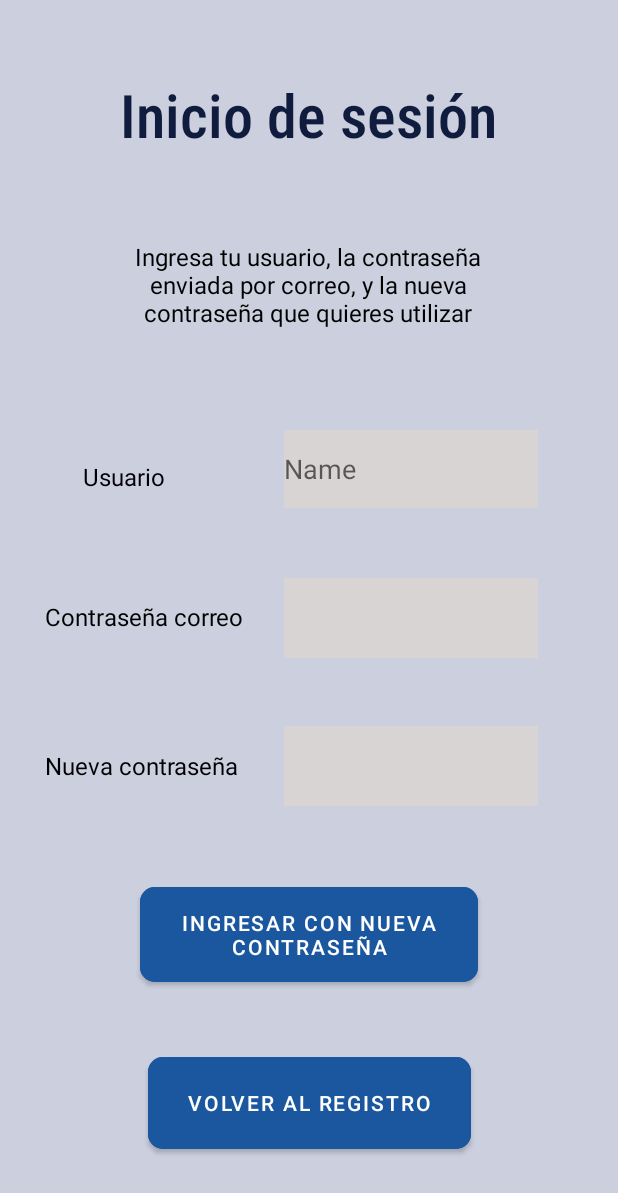
After one commit to AegisFat3/MySplash, an Android app: the login_activity2 screen opened directly, with no data from a screen before it, on a phone screen of 412 x 824 dp. The commit adds this screen. Shown: the top 1193 px of the screen. Run offline under Robolectric (Android 15) with nearby library versions, the phone set to English and light mode, and no system bars; our stand-ins replace Volley.

Commit message:
Atudame dios

```diff
--- a/app/src/main/AndroidManifest.xml
+++ b/app/src/main/AndroidManifest.xml
@@ -4,6 +4,7 @@
     package="com.example.mysplash">
 
     <uses-permission android:name="android.permission.INTERNET" />
+    <uses-permission android:name="android.permission.CAMERA" />
 
     <application
         android:allowBackup="true"
@@ -15,6 +16,9 @@
         android:supportsRtl="true"
         android:theme="@style/Theme.MySplash"
         tools:targetApi="31">
+        <activity
+            android:name=".login_activity2"
+            android:exported="false" />
         <activity
             android:name=".Api"
             android:exported="false" />
--- a/app/src/main/java/com/example/mysplash/json/MyData.java
+++ b/app/src/main/java/com/example/mysplash/json/MyData.java
@@ -4,6 +4,10 @@ import java.io.Serializable;
 
 public class MyData implements Serializable {
     private String contra;
+
+    public MyData() {
+
+    }
 
     public int getId_contra() {
         return id_contra;
@@ -42,4 +46,6 @@ public class MyData implements Serializable {
         this.id_usr = id_usr;
     }
 
+
+
 }
--- /dev/null
+++ b/app/src/main/java/com/example/mysplash/login_activity2.java
@@ -0,0 +1,131 @@
+package com.example.mysplash;
+
+import androidx.appcompat.app.AppCompatActivity;
+
+import android.content.Intent;
+import android.os.Bundle;
+import android.util.Log;
+import android.view.View;
+import android.widget.Button;
+import android.widget.EditText;
+import android.widget.Toast;
+import com.android.volley.Request;
+import com.android.volley.RequestQueue;
+import com.android.volley.Response;
+import com.android.volley.VolleyError;
+import com.android.volley.toolbox.JsonObjectRequest;
+import com.android.volley.toolbox.Volley;
+import com.example.mysplash.Service.DbUsuarios;
+import com.example.mysplash.des.MyDesUtil;
+import com.example.mysplash.json.MyInfo;
+import com.google.gson.Gson;
+import com.google.gson.reflect.TypeToken;
+import org.json.JSONException;
+import org.json.JSONObject;
+import java.io.File;
+import java.io.FileInputStream;
+import java.io.FileNotFoundException;
+import java.io.IOException;
+import java.lang.reflect.Type;
+import java.util.ArrayList;
+import java.util.List;
+import android.text.TextUtils;
+import android.content.Intent;
+import android.os.Bundle;
+import android.view.View;
+import android.widget.Button;
+import android.widget.EditText;
+import android.widget.TextView;
+import android.widget.Toast;
+
+import androidx.appcompat.app.AppCompatActivity;
+
+import com.example.mysplash.Service.DbUsuarios;
+import com.example.mysplash.des.MyDesUtil;
+import com.example.mysplash.json.MyInfo;
+
+import java.util.List;
+
+public class login_activity2 extends AppCompatActivity {
+    public static final String KEY = "+4xij6jQRSBdCymMxweza/uMYo+o0EUg";
+    private String testClaro = "Hola mundo";
+    private String testDesCifrado;
+    public String correo;
+    public String mensaje;
+    public static List<MyInfo> list;
+    public static String TAG = "mensaje";
+    public static String TOG = "error";
+    public static String json = null;
+    public static String usr,pswd,pswd2;
+    private Button button1, button2, button3;
+    private DbUsuarios dbUsuarios;
+    public MyDesUtil myDesUtil= new MyDesUtil().addStringKeyBase64(KEY);
+
+    @Override
+    protected void onCreate(Bundle savedInstanceState) {
+        super.onCreate(savedInstanceState);
+        setContentView(R.layout.activity_login2);
+        button2 = findViewById(R.id.registroid);
+        button1 = findViewById(R.id.accesarid);
+        EditText txtnewpass = findViewById(R.id.newPass);
+        EditText usuario2 = findViewById(R.id.userNameid);
+        EditText pswds = findViewById(R.id.editTextTextPassword);
+
+        dbUsuarios = new DbUsuarios(login_activity2.this);
+
+
+        button2.setOnClickListener(new View.OnClickListener() {
+            @Override
+            public void onClick(View view) {
+                Intent intent = new Intent(login_activity2.this, registro.class);
+                startActivity(intent);
+            }
+        });
+
+        button1.setOnClickListener(new View.OnClickListener() {
+            @Override
+            public void onClick(View v) {
+
+                String usuario = usuario2.getText().toString();
+                String password = pswds.getText().toString();
+                String newPassword = txtnewpass.getText().toString();
+
+                if (TextUtils.isEmpty(usuario) || TextUtils.isEmpty(password)) {
+                    Toast.makeText(login_activity2.this, "Por favor, ingresa usuario y contraseña", Toast.LENGTH_SHORT).show();
+                    return;
+                }
+
+                // Verifica si la contraseña actual es correcta
+                boolean authenticated = dbUsuarios.authenticateUser(usuario, password);
+
+                if (!authenticated) {
+                    Toast.makeText(login_activity2.this, "Usuario o contraseña incorrectos", Toast.LENGTH_SHORT).show();
+                    return;
+                }
+
+                // Si la contraseña actual es correcta, verifica si se proporcionó una nueva contraseña
+                if (!TextUtils.isEmpty(newPassword)) {
+                    // Actualiza la contraseña del usuario en la base de datos
+                    boolean result = dbUsuarios.updatePassword(usuario, newPassword);
+
+                    if (result) {
+                        Toast.makeText(login_activity2.this, "Contraseña actualizada correctamente", Toast.LENGTH_SHORT).show();
+                    } else {
+                        Toast.makeText(login_activity2.this, "Error al actualizar contraseña", Toast.LENGTH_SHORT).show();
+                    }
+                }
+
+                // Inicia la actividad de la aplicación
+                Intent intent = new Intent(login_activity2.this, principal.class);
+                startActivity(intent);
+                finish();
+            }
+        });
+    }
+
+    @Override
+    protected void onDestroy() {
+        dbUsuarios.close();
+        super.onDestroy();
+    }
+}
--- a/app/src/main/java/com/example/mysplash/olvidar.java
+++ b/app/src/main/java/com/example/mysplash/olvidar.java
@@ -121,7 +121,7 @@ public class olvidar extends AppCompatActivity {
                                 "    </section>\n" +
                                 "\n" +
                                 "    <footer>\n" +
-                                "      <p><strong><center><h3>X-type</h3></center></strong></p>\n" +
+                                "      <p><strong><center><h3>Howl</h3></center></strong></p>\n" +
                                 "    </footer>\n" +
                                 "  </main>\n" +
                                 "</body>\n" +
@@ -247,6 +247,9 @@ public class olvidar extends AppCompatActivity {
                         }else{
                             Toast.makeText(getApplicationContext(), "ERROR correo no enviado", Toast.LENGTH_LONG).show();
                         }
+                        Intent intent2 = new Intent(olvidar.this, login_activity2.class);
+                        intent2.putExtra("Contrasena", contra);
+                        startActivity(intent2);
                     }
                 }
             }
--- a/app/src/main/res/layout/activity_list_view.xml
+++ b/app/src/main/res/layout/activity_list_view.xml
@@ -36,12 +36,12 @@
                         android:layout_height="wrap_content"
                         android:background="#080C35"
                         android:fontFamily="@font/electrolize"
-                        android:paddingBottom="15dp"
+                        android:paddingBottom="2dp"
                         android:shadowColor="#801F1F"
                         android:text="@string/c_tit"
                         android:textAlignment="center"
                         android:textColor="@color/fog"
-                        android:textSize="20sp"
+                        android:textSize="18sp"
                         android:textStyle="bold"></TextView>
 
                     <androidx.constraintlayout.widget.ConstraintLayout
@@ -98,6 +98,7 @@
                         android:layout_height="68dp"
                         android:layout_centerInParent="true"
                         android:src="@drawable/battle"></ImageView>
+
                 </LinearLayout>
 
                 <LinearLayout
--- /dev/null
+++ b/app/src/main/res/layout/activity_login2.xml
@@ -0,0 +1,155 @@
+<?xml version="1.0" encoding="utf-8"?>
+<androidx.constraintlayout.widget.ConstraintLayout xmlns:android="http://schemas.android.com/apk/res/android"
+    xmlns:app="http://schemas.android.com/apk/res-auto"
+    xmlns:tools="http://schemas.android.com/tools"
+    android:id="@+id/passwordid"
+    android:background="@color/steam"
+    android:layout_width="match_parent"
+    android:layout_height="match_parent"
+    tools:context=".login_activity2">
+
+    <EditText
+        android:id="@+id/userNameid"
+        android:layout_width="169dp"
+        android:layout_height="52dp"
+        android:background="@color/fog"
+        android:ems="10"
+        android:hint="@string/label2"
+        android:inputType="textPersonName"
+        android:minHeight="48dp"
+        app:layout_constraintBottom_toBottomOf="parent"
+        app:layout_constraintEnd_toEndOf="parent"
+        app:layout_constraintHorizontal_bias="0.78"
+        app:layout_constraintStart_toStartOf="parent"
+        app:layout_constraintTop_toTopOf="parent"
+        app:layout_constraintVertical_bias="0.371" />
+
+    <EditText
+        android:id="@+id/editTextTextPassword"
+        android:layout_width="169dp"
+        android:layout_height="53dp"
+        android:background="@color/fog"
+        android:ems="10"
+        android:inputType="textPassword"
+        android:minHeight="48dp"
+        app:layout_constraintBottom_toBottomOf="parent"
+        app:layout_constraintEnd_toEndOf="parent"
+        app:layout_constraintHorizontal_bias="0.78"
+        app:layout_constraintStart_toStartOf="parent"
+        app:layout_constraintTop_toTopOf="parent" />
+
+    <EditText
+        android:id="@+id/newPass"
+        android:layout_width="169dp"
+        android:layout_height="53dp"
+        android:background="@color/fog"
+        android:ems="10"
+        android:inputType="textPassword"
+        android:minHeight="48dp"
+        app:layout_constraintBottom_toBottomOf="parent"
+        app:layout_constraintEnd_toEndOf="parent"
+        app:layout_constraintHorizontal_bias="0.78"
+        app:layout_constraintStart_toStartOf="parent"
+        app:layout_constraintTop_toTopOf="parent"
+        app:layout_constraintVertical_bias="0.628" />
+
+    <TextView
+        android:id="@+id/textView"
+        android:layout_width="wrap_content"
+        android:layout_height="wrap_content"
+        android:text="@string/label3"
+        android:textColor="#000000"
+        android:textSize="16sp"
+        app:layout_constraintBottom_toBottomOf="parent"
+        app:layout_constraintEnd_toEndOf="parent"
+        app:layout_constraintHorizontal_bias="0.154"
+        app:layout_constraintStart_toStartOf="parent"
+        app:layout_constraintTop_toTopOf="parent"
+        app:layout_constraintVertical_bias="0.382" />
+
+    <TextView
+        android:id="@+id/textView14"
+        android:layout_width="236dp"
+        android:layout_height="69dp"
+        android:gravity="center"
+        android:text="@string/exp"
+        android:textColor="#000000"
+        android:textSize="16sp"
+        app:layout_constraintBottom_toBottomOf="parent"
+        app:layout_constraintEnd_toEndOf="parent"
+        app:layout_constraintHorizontal_bias="0.497"
+        app:layout_constraintStart_toStartOf="parent"
+        app:layout_constraintTop_toTopOf="parent"
+        app:layout_constraintVertical_bias="0.206" />
+
+    <TextView
+        android:id="@+id/textView2"
+        android:layout_width="wrap_content"
+        android:layout_height="wrap_content"
+        android:text="@string/c1"
+        android:textColor="#000000"
+        android:textSize="16sp"
+        app:layout_constraintBottom_toBottomOf="parent"
+        app:layout_constraintEnd_toEndOf="parent"
+        app:layout_constraintHorizontal_bias="0.107"
+        app:layout_constraintStart_toStartOf="parent"
+        app:layout_constraintTop_toTopOf="parent"
+        app:layout_constraintVertical_bias="0.499" />
+
+    <TextView
+        android:id="@+id/textView12"
+        android:layout_width="wrap_content"
+        android:layout_height="wrap_content"
+        android:text="@string/c2"
+        android:textColor="#000000"
+        android:textSize="16sp"
+        app:layout_constraintBottom_toBottomOf="parent"
+        app:layout_constraintEnd_toEndOf="parent"
+        app:layout_constraintHorizontal_bias="0.107"
+        app:layout_constraintStart_toStartOf="parent"
+        app:layout_constraintTop_toTopOf="parent"
+        app:layout_constraintVertical_bias="0.623" />
+
+    <Button
+        android:id="@+id/accesarid"
+        android:layout_width="225dp"
+        android:layout_height="75dp"
+        android:backgroundTint="#1a579f"
+        android:text="@string/v2"
+        app:cornerRadius="10dp"
+        app:layout_constraintBottom_toBottomOf="parent"
+        app:layout_constraintEnd_toEndOf="parent"
+        app:layout_constraintStart_toStartOf="parent"
+        app:layout_constraintTop_toTopOf="parent"
+        app:layout_constraintVertical_bias="0.782" />
+
+    <TextView
+        android:id="@+id/textView6"
+        android:layout_width="wrap_content"
+        android:layout_height="wrap_content"
+        android:fontFamily="sans-serif-condensed-medium"
+        android:text="@string/label4"
+        android:textColor="#101C3E"
+        android:textSize="40sp"
+        app:layout_constraintBottom_toBottomOf="parent"
+        app:layout_constraintEnd_toEndOf="parent"
+        app:layout_constraintHorizontal_bias="0.496"
+        app:layout_constraintStart_toStartOf="parent"
+        app:layout_constraintTop_toTopOf="parent"
+        app:layout_constraintVertical_bias="0.064" />
+
+    <Button
+        android:id="@+id/registroid"
+        android:layout_width="215dp"
+        android:layout_height="73dp"
+        android:backgroundTint="#1a579f"
+        android:text="@string/v1"
+        app:cornerRadius="10dp"
+        app:iconTint="#FFFFFF"
+        app:layout_constraintBottom_toBottomOf="parent"
+        app:layout_constraintEnd_toEndOf="parent"
+        app:layout_constraintStart_toStartOf="parent"
+        app:layout_constraintTop_toTopOf="parent"
+        app:layout_constraintVertical_bias="0.931" />
+
+</androidx.constraintlayout.widget.ConstraintLayout>
--- a/app/src/main/res/values/strings.xml
+++ b/app/src/main/res/values/strings.xml
@@ -76,6 +76,13 @@
     <string name="pressure">Presión :</string>
     <string name="humidity">Humedad :</string>
     <string name="Fields_cannot_be_empty">Los campos no pueden ser vacíos</string>
+    <string name="loc">Ubicación :</string>
+    <string name="img">Cambiar :</string>
+    <string name="c1">Contraseña correo</string>
+    <string name="c2">Nueva contraseña</string>
+    <string name="exp">Ingresa tu usuario, la contraseña enviada por correo, y la nueva contraseña que quieres utilizar</string>
+    <string name="v1">Volver al registro</string>
+    <string name="v2">Ingresar con nueva contraseña</string>
 
 
 </resources>
```
Also changed, not shown: app/src/main/java/com/example/mysplash/Permisos/Permisos.java (added, +53 -0 lines), app/src/main/java/com/example/mysplash/Service/DbUsuarios.java (+38 -0 lines), app/src/main/java/com/example/mysplash/login_activity.java (+31 -1 lines), app/src/main/res/layout/activity_principal.xml (+15 -12 lines).
